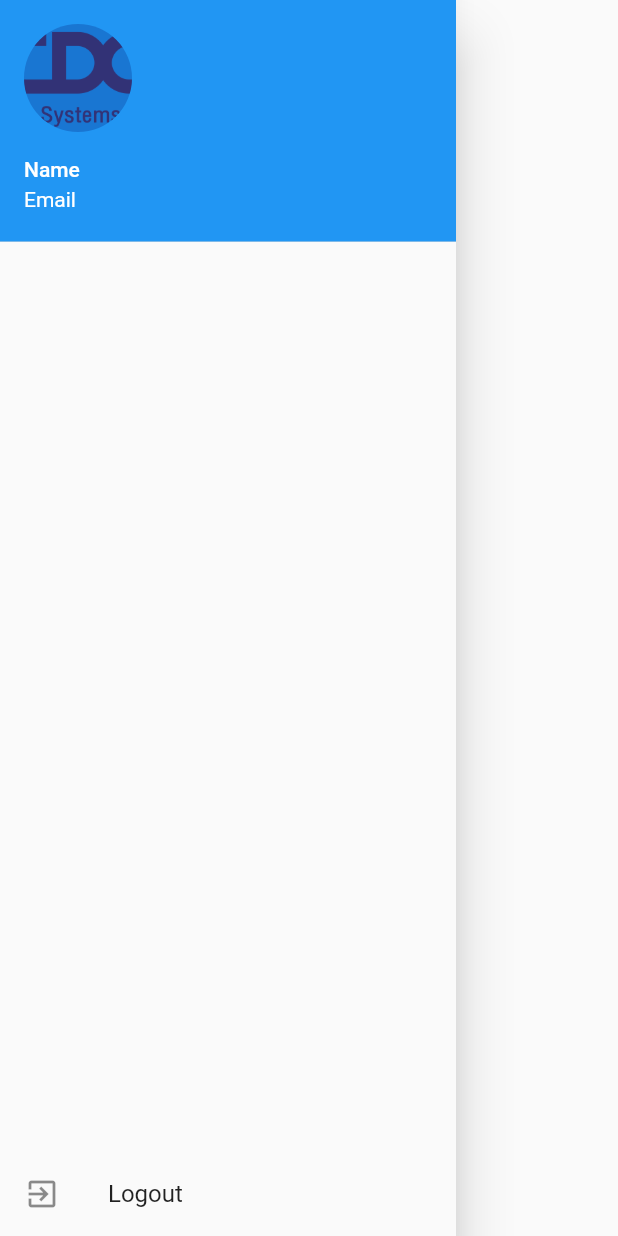
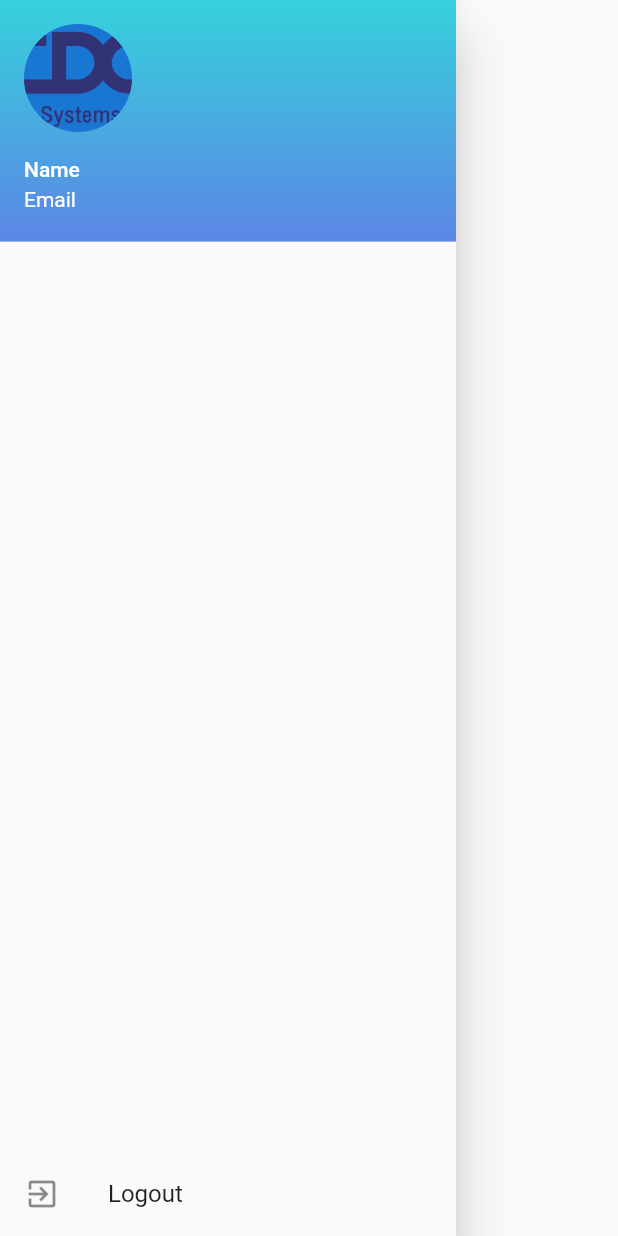
Before and after one commit to Saharatt593/flutter-training, a Flutter app: the CommonDrawer widget shown alone on an empty page, opened directly, on a phone screen of 412 x 824 dp. Run offline on Flutter 3.47's test engine with Material 2 defaults, Android fonts, the phone set to English and light mode, and no system bars; our stand-ins replace font_awesome_flutter.

Commit message:
CommonDrawer profile

```diff
--- a/lib/src/page/home/homePage.dart
+++ b/lib/src/page/home/homePage.dart
@@ -1,5 +1,6 @@
 import 'package:flutter/material.dart';
 import 'package:flutter_app2/src/conf/appRount.dart';
+import 'package:flutter_app2/src/page/login/backGroundTheme.dart';
 
 class HomePage extends StatefulWidget {
   @override
@@ -58,6 +59,7 @@ class CommonDrawer extends StatelessWidget {
             currentAccountPicture: CircleAvatar(
               backgroundImage: AssetImage("assets/images/cdgs_logo.png"),
             ),
+            decoration: BoxDecoration(gradient: BackGroundTheme.gradient),
           ),
           Spacer(),
           ListTile(
```
